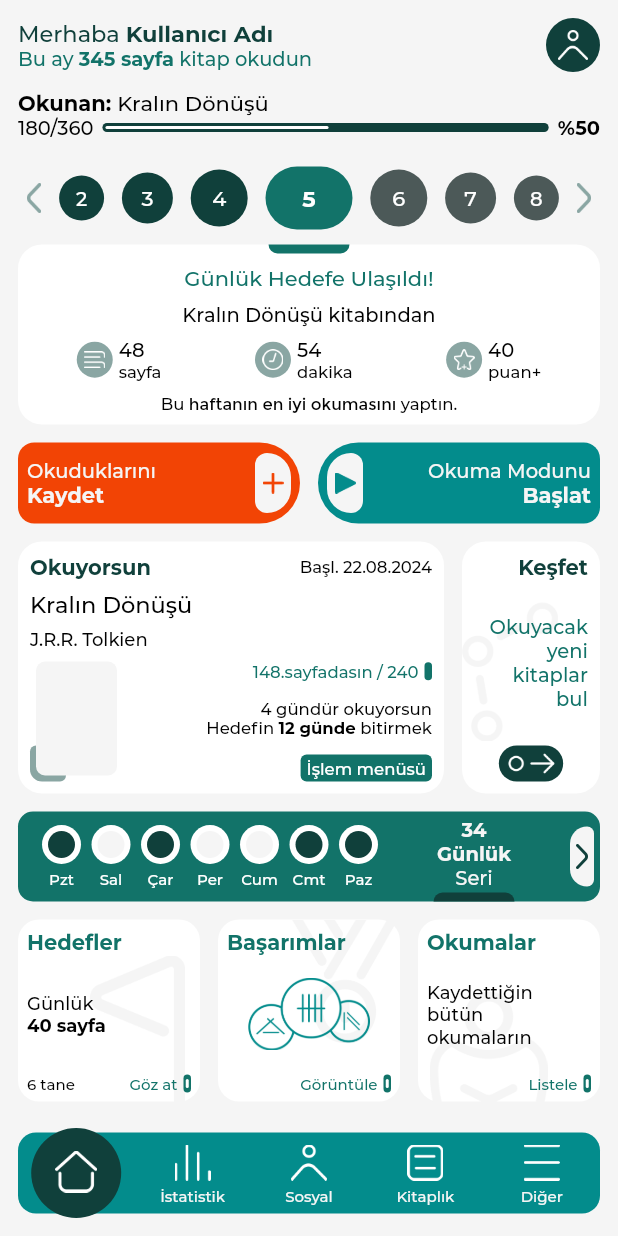
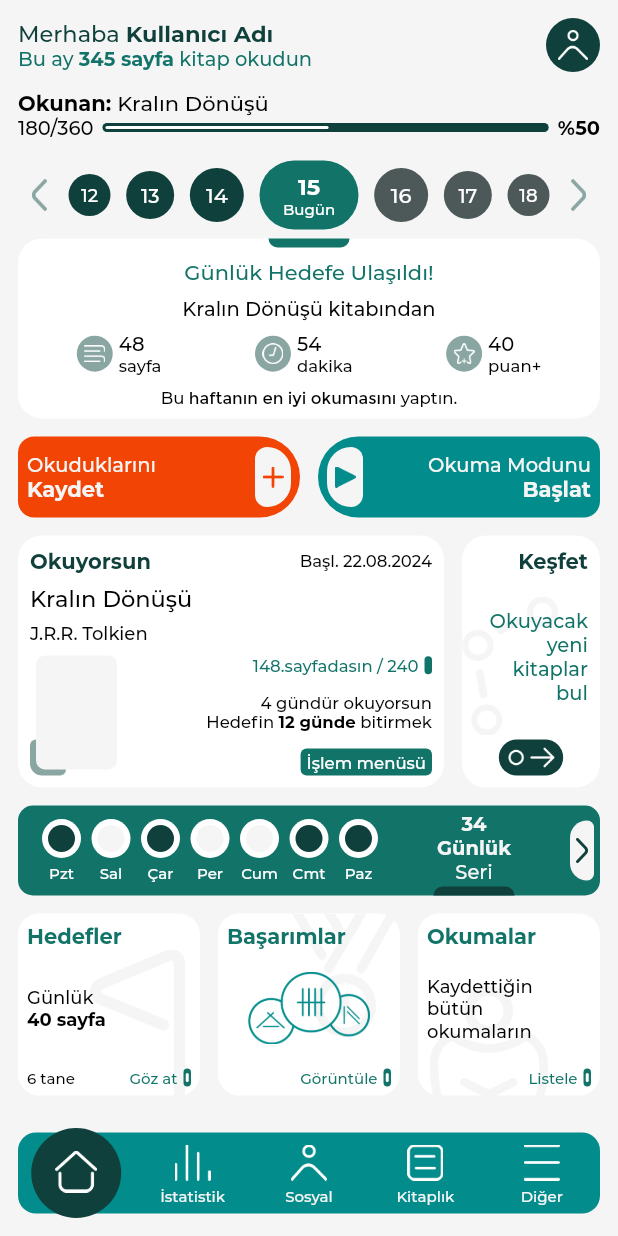
Before and after one commit to zahidayturan/okuur-book-tracker-mobile-app, a Flutter app: the screen it shows after launch, on a phone screen of 412 x 824 dp. Run offline on Flutter 3.47's test engine with Material 2 defaults, Android fonts, the light colour scheme and no system bars.

Commit message:
text animation

```diff
--- a/lib/routes/home/componenets/weekly_calendar.dart
+++ b/lib/routes/home/componenets/weekly_calendar.dart
@@ -17,7 +17,31 @@ class WeeklyCalendar extends StatefulWidget {
 class _WeeklyCalendarState extends State<WeeklyCalendar> {
 
   AppColors colors = AppColors();
+  List<DateTime> weeks = [
+    DateTime.now().subtract(Duration(days: 3)),
+    DateTime.now().subtract(Duration(days: 2)),
+    DateTime.now().subtract(Duration(days: 1)),
+    DateTime.now(),
+    DateTime.now().add(Duration(days: 1)),
+    DateTime.now().add(Duration(days: 2)),
+    DateTime.now().add(Duration(days: 3)),
+  ];
 
+  List<String> months = [
+    "",
+    "Ocak",
+    "Şubat",
+    "Mart",
+    "Nisan",
+    "Mayıs",
+    "Haziran",
+    "Temmuz",
+    "Ağustos",
+    "Eylül",
+    "Ekim",
+    "Kasım",
+    "Aralık"
+  ];
   @override
   Widget build(BuildContext context) {
     return Column(
@@ -31,27 +55,66 @@ class _WeeklyCalendarState extends State<WeeklyCalendar> {
 
   Widget weekdays(){
     return Container(
-      height: 54,
+      height: 50,
       child: Row(
         mainAxisAlignment: MainAxisAlignment.spaceAround,
+        crossAxisAlignment: CrossAxisAlignment.center,
         children: [
           arrowContainer(0),
-          dayContainer(30,30, DateTime(2024,8,2), colors.greenDark, 13,"FontMedium"),
-          dayContainer(34,34, DateTime(2024,8,3), colors.greenDark, 14,"FontMedium"),
-          dayContainer(38,38, DateTime(2024,8,4), colors.greenDark, 14,"FontMedium"),
-          dayContainer(42,58, DateTime(2024,8,5), colors.green, 15,"FontBold"),
-          dayContainer(38,38, DateTime(2024,8,6), colors.greyDark, 14,"FontMedium"),
-          dayContainer(34,34, DateTime(2024,8,7), colors.greyDark, 14,"FontMedium"),
-          dayContainer(30,30, DateTime(2024,8,8), colors.greyDark, 13,"FontMedium"),
+          dayContainer(28,28, weeks[0], colors.greenDark, 12,"FontMedium"),
+          dayContainer(32,32, weeks[1], colors.greenDark, 13,"FontMedium"),
+          dayContainer(36,36, weeks[2], colors.greenDark, 14,"FontMedium"),
+          dayContainer(46,66, weeks[3], colors.green, 15,"FontBold"),
+          dayContainer(36,36, weeks[4], colors.greyDark, 14,"FontMedium"),
+          dayContainer(32,32, weeks[5], colors.greyDark, 13,"FontMedium"),
+          dayContainer(28,28, weeks[6], colors.greyDark, 12,"FontMedium"),
           arrowContainer(1)
-
         ],
       ),
     );
   }
 
-  Container dayContainer(double height,double width,DateTime date,Color color,double fontSize,String family){
-    return Container(
+  Widget dayContainer(double height,double width,DateTime date,Color color,double fontSize,String family){
+    String dayInfo = "";
+    bool isSameDay(DateTime date1, DateTime date2) {
+      return date1.year == date2.year && date1.month == date2.month && date1.day == date2.day;
+    }
+    dayInfo = isSameDay(date, DateTime.now()) ? "Bugün" : months[date.month];
+
+    int listIndex = weeks.indexWhere((element) => element == date);
+    return GestureDetector(
+      onTap: () {
+        setState(() {
+          if(listIndex == 0){
+            weeks = weeks.map((date) => date.subtract(Duration(days: listIndex+3))).toList();
+          }else if(listIndex==1){
+            weeks = weeks.map((date) => date.subtract(Duration(days: listIndex+1))).toList();
+          }else if(listIndex==2){
+            weeks = weeks.map((date) => date.subtract(Duration(days: listIndex-1))).toList();
+          }else if(listIndex>=4){
+            weeks = weeks.map((date) => date.add(Duration(days: listIndex-3))).toList();
+          }else{
+
+          }
+
+        });
+      },
+      onLongPress: () {
+        setState(() {
+          if(listIndex == 3){
+            weeks = [
+              DateTime.now().subtract(Duration(days: 3)),
+              DateTime.now().subtract(Duration(days: 2)),
+              DateTime.now().subtract(Duration(days: 1)),
+              DateTime.now(),
+              DateTime.now().add(Duration(days: 1)),
+              DateTime.now().add(Duration(days: 2)),
+              DateTime.now().add(Duration(days: 3)),
+            ].toList();
+          }
+        });
+      },
+      child: Container(
         width: width,
         height: height,
         decoration: BoxDecoration(
@@ -59,25 +122,76 @@ class _WeeklyCalendarState extends State<WeeklyCalendar> {
           color: color
         ),
         child: Center(
+          child: Column(
+            mainAxisSize: MainAxisSize.min,
+            children: [
+              AnimatedSwitcher(
+                duration: Duration(milliseconds: 300),
+                transitionBuilder: (Widget child, Animation<double> animation) {
+                  return FadeTransition(
+                    opacity: animation,
+                    child: child,
+                  );
+                },
                 child: Text(
                   date.day.toString(),
+                  key: ValueKey<int>(date.day),
                   style: TextStyle(
                     color: colors.white,
                     fontSize: fontSize,
-            fontFamily: family
+                    fontFamily: family,
                   ),
                 ),
               ),
-
+              Visibility(
+                visible: width != height,
+                child: AnimatedSwitcher(
+                  duration: Duration(milliseconds: 400),
+                  transitionBuilder: (Widget child, Animation<double> animation) {
+                    return FadeTransition(
+                      opacity: animation,
+                      child: child,
+                    );
+                  },
+                  child: Text(
+                    dayInfo,
+                    key: ValueKey<String>(dayInfo),
+                    maxLines: 1,
+                    overflow: TextOverflow.ellipsis,
+                    style: TextStyle(
+                      color: colors.white,
+                      fontSize: 10,
+                      fontFamily: "FontMedium",
+                    ),
+                  ),
+                ),
+              ),
+            ],
+          ),
+        )
+      ),
     );
   }
 
-  Container arrowContainer(int type){
-    return Container(
-      height: 20,
+  GestureDetector arrowContainer(int type) {
+    return GestureDetector(
+      onTap: () {
+        setState(() {
+          type == 0 ?
+          weeks = weeks.map((date) => date.subtract(Duration(days: 1))).toList()
+              :
+          weeks = weeks.map((date) => date.add(Duration(days: 1))).toList();
+        });
+      },
+      child: Container(
+        height: 54,
+        width: 18,
+        padding: EdgeInsets.all(4),
         child: RotatedBox(
             quarterTurns: type == 0 ? 2 : 0,
-          child: Image.asset("assets/icons/arrow.png",color: colors.blueLight)),
+            child: Image.asset("assets/icons/arrow.png", color: colors.blueLight)
+        ),
+      ),
     );
   }
 
```
Lines whose indentation alone changed are shown as unchanged.
